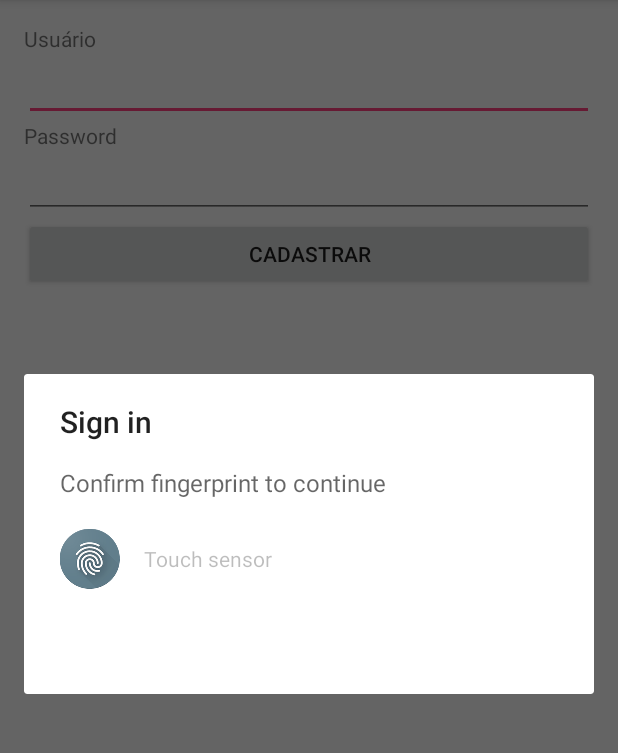
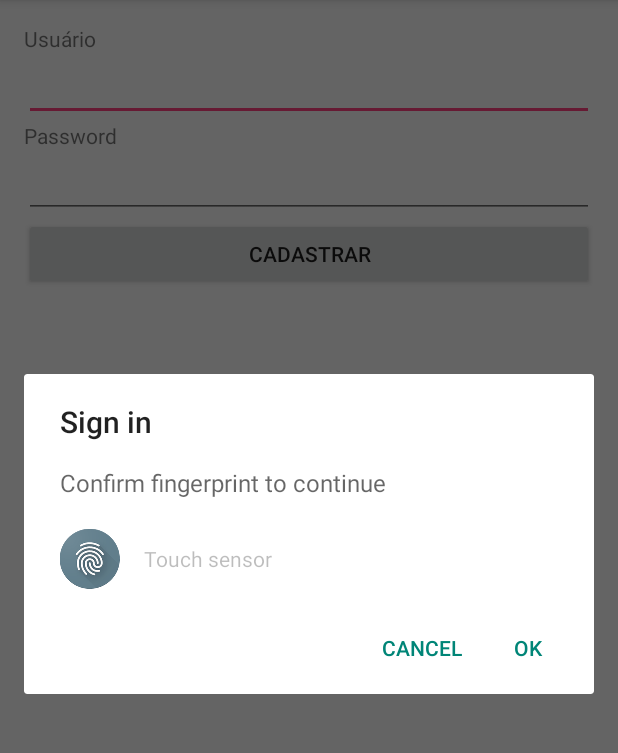
Before and after one commit to marcelosantosti/EasyFingerprint, an Android app: the screen it shows after launch (MainActivity), after a tap on "CADASTRAR", on a phone screen of 412 x 824 dp, the part 84-837 px from its top. Run offline under Robolectric (Android 15) with nearby library versions, the phone set to English and light mode, and no system bars.

Commit message:
- Creating fingerprint dialog. This implementation ins´t done yet.

```diff
--- a/app/build.gradle
+++ b/app/build.gradle
@@ -6,7 +6,7 @@ android {
 
     defaultConfig {
         applicationId "marcelosantosti.com.fingerprintserverintegrationsample"
-        minSdkVersion 15
+        minSdkVersion 23
         targetSdkVersion 23
         versionCode 1
         versionName "1.0"
--- a/app/src/main/java/marcelosantosti/com/fingerprintserverintegrationsample/FingerprintAuthenticationDialogFragment.java
+++ b/app/src/main/java/marcelosantosti/com/fingerprintserverintegrationsample/FingerprintAuthenticationDialogFragment.java
@@ -17,9 +17,9 @@
 package marcelosantosti.com.fingerprintserverintegrationsample;
 
 import android.app.Activity;
-import android.app.DialogFragment;
 import android.hardware.fingerprint.FingerprintManager;
 import android.os.Bundle;
+import android.support.v4.app.DialogFragment;
 import android.view.LayoutInflater;
 import android.view.View;
 import android.view.ViewGroup;
--- a/app/src/main/java/marcelosantosti/com/fingerprintserverintegrationsample/MainActivity.java
+++ b/app/src/main/java/marcelosantosti/com/fingerprintserverintegrationsample/MainActivity.java
@@ -37,6 +37,6 @@ public class MainActivity extends AppCompatActivity {
     private void onButtonAddFingerprintClicked() {
 
         FingerprintAuthenticationDialogFragment fingerprintAuthenticationDialogFragment = new FingerprintAuthenticationDialogFragment();
-        fingerprintAuthenticationDialogFragment.show(getFragmentManager(), "tag");
+        fingerprintAuthenticationDialogFragment.show(getSupportFragmentManager(), "tag");
     }
 }
--- a/app/src/main/res/layout/fingerprint_dialog_container.xml
+++ b/app/src/main/res/layout/fingerprint_dialog_container.xml
@@ -15,8 +15,8 @@
   ~ limitations under the License
   -->
 <LinearLayout xmlns:android="http://schemas.android.com/apk/res/android"
-    android:layout_width="match_parent"
-    android:layout_height="match_parent"
+    android:layout_width="wrap_content"
+    android:layout_height="wrap_content"
     android:orientation="vertical">
 
     <FrameLayout
@@ -53,13 +53,15 @@
             android:id="@+id/cancel_button"
             style="?android:attr/buttonBarNegativeButtonStyle"
             android:layout_width="wrap_content"
+            android:text="@string/cancel"
             android:layout_height="wrap_content"/>
 
         <Button
             android:id="@+id/second_dialog_button"
             style="?android:attr/buttonBarPositiveButtonStyle"
             android:layout_width="wrap_content"
-            android:layout_height="wrap_content"/>
+            android:text="@string/ok"
+            android:layout_height="wrap_content" />
     </LinearLayout>
 
 </LinearLayout>
--- a/app/src/main/res/layout/fingerprint_dialog_content.xml
+++ b/app/src/main/res/layout/fingerprint_dialog_content.xml
@@ -1,23 +1,9 @@
 <?xml version="1.0" encoding="utf-8"?>
-<!--
-  ~ Copyright (C) 2015 The Android Open Source Project
-  ~
-  ~ Licensed under the Apache License, Version 2.0 (the "License");
-  ~ you may not use this file except in compliance with the License.
-  ~ You may obtain a copy of the License at
-  ~
-  ~      http://www.apache.org/licenses/LICENSE-2.0
-  ~
-  ~ Unless required by applicable law or agreed to in writing, software
-  ~ distributed under the License is distributed on an "AS IS" BASIS,
-  ~ WITHOUT WARRANTIES OR CONDITIONS OF ANY KIND, either express or implied.
-  ~ See the License for the specific language governing permissions and
-  ~ limitations under the License
-  -->
+
 <RelativeLayout xmlns:android="http://schemas.android.com/apk/res/android"
     android:id="@+id/fingerprint_container"
-    android:layout_width="match_parent"
-    android:layout_height="match_parent"
+    android:layout_width="wrap_content"
+    android:layout_height="wrap_content"
     android:paddingBottom="8dp"
     android:paddingStart="24dp"
     android:paddingEnd="24dp"
--- a/app/src/main/res/values/colors.xml
+++ b/app/src/main/res/values/colors.xml
@@ -7,4 +7,5 @@
     <color name="warning_color">#f4511e</color>
     <color name="hint_color">#42000000</color>
     <color name="success_color">#009688</color>
+
 </resources>
```
